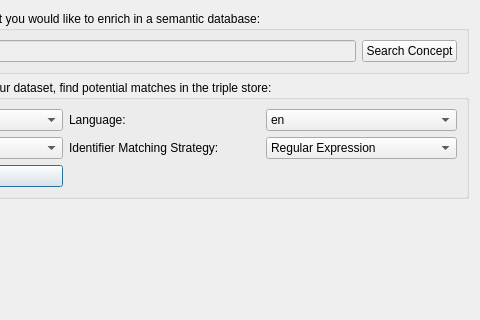
The window that dialogs/ui/whattoenrichdialog.ui (sparqlunicorn/sparqlunicornGoesGIS) describes before a commit, drawn with Qt 5; both pictures show x 348 to 828 and y 0 to 320 of the 828 by 474 pixel window.
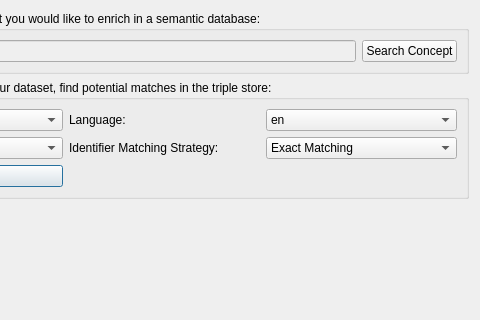
The same window after the commit.

Commit message: Work on enrichment dialog

Patch:
```diff
--- a/dialogs/ui/whattoenrichdialog.ui
+++ b/dialogs/ui/whattoenrichdialog.ui
@@ -46,6 +46,11 @@
       </item>
       <item row="1" column="3">
        <widget class="QComboBox" name="matchCBox">
+        <item>
+         <property name="text">
+          <string>Exact Matching</string>
+         </property>
+        </item>
         <item>
          <property name="text">
           <string>Regular Expression</string>
```
Left out of the diff: 2 changed lines with no effect on the pictures. The commit also changes 3 other files.
